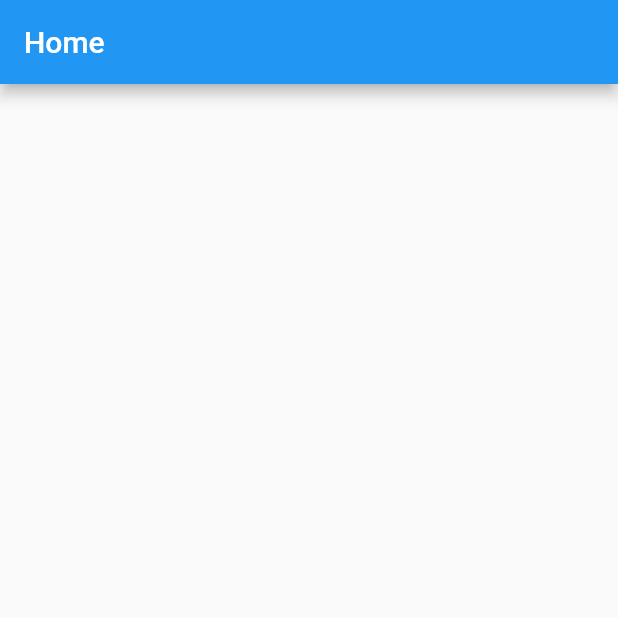
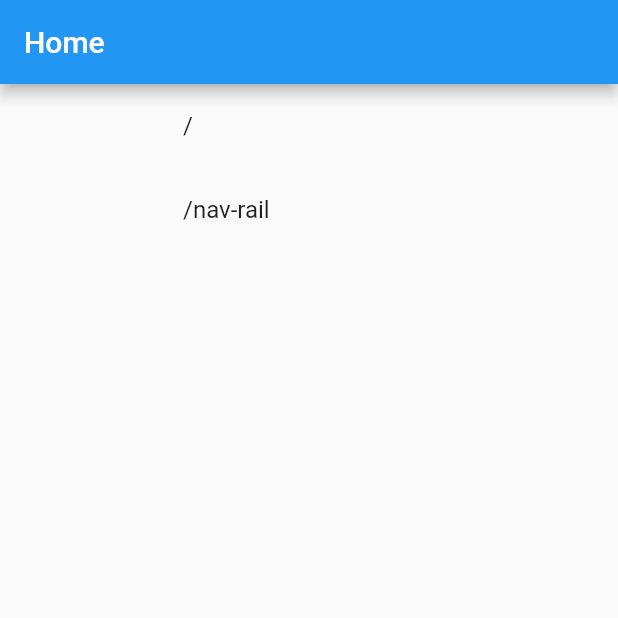
Before and after one commit to fluttertemplates-dev/components, a Flutter app: the screen it shows after launch, on a phone screen of 412 x 824 dp, the top half of it. Run offline on Flutter 3.47's test engine with Material 2 defaults, Android fonts, the phone set to English and light mode, and no system bars.

Commit message:
added navigation rail

```diff
--- a/lib/main.dart
+++ b/lib/main.dart
@@ -1,3 +1,4 @@
+import 'package:components/components/navigation_rail.dart';
 import 'package:flutter/material.dart';
 
 void main() {
@@ -15,12 +16,16 @@ class MyApp extends StatelessWidget {
       theme: ThemeData(
         primarySwatch: Colors.blue,
       ),
-      routes: {
-        '/': (context) => const _HomePage(),
-      },
+      routes:
+          _components.map((key, value) => MapEntry(key, (context) => value)),
     );
   }
 }
+
+Map<String, Widget> _components = {
+  '/': const _HomePage(),
+  '/nav-rail': const NavigationRailPage()
+};
 
 class _HomePage extends StatelessWidget {
   const _HomePage({Key? key}) : super(key: key);
@@ -31,7 +36,25 @@ class _HomePage extends StatelessWidget {
       appBar: AppBar(
         title: const Text('Home'),
       ),
-      body: Container(),
+      body: SizedBox(
+        width: double.infinity,
+        child: Center(
+          child: Container(
+            constraints: const BoxConstraints(maxWidth: 200),
+            child: ListView.builder(
+              itemCount: _components.length,
+              itemBuilder: (BuildContext context, int index) {
+                final String routeName = _components.keys.elementAt(index);
+                return ListTile(
+                    title: Text(routeName),
+                    onTap: () {
+                      Navigator.pushNamed(context, routeName);
+                    });
+              },
+            ),
+          ),
+        ),
+      ),
     );
   }
 }
```
Also changed, not shown: data.json (added, +33 -0 lines), lib/components/navigation_rail.dart (added, +79 -0 lines).
